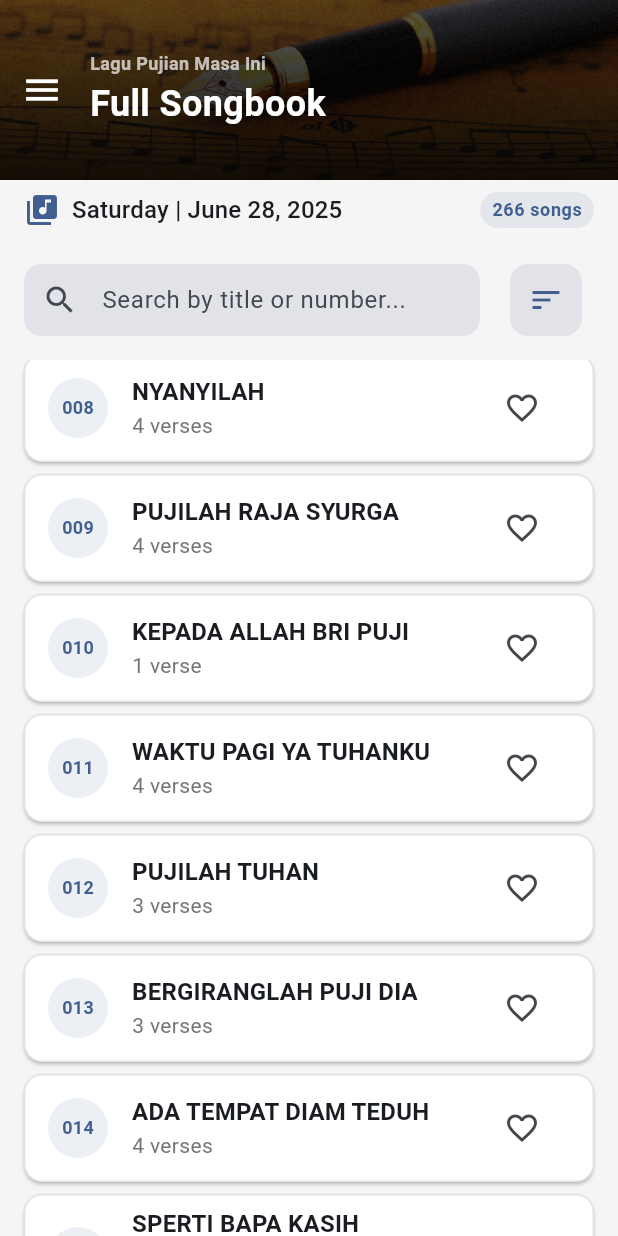
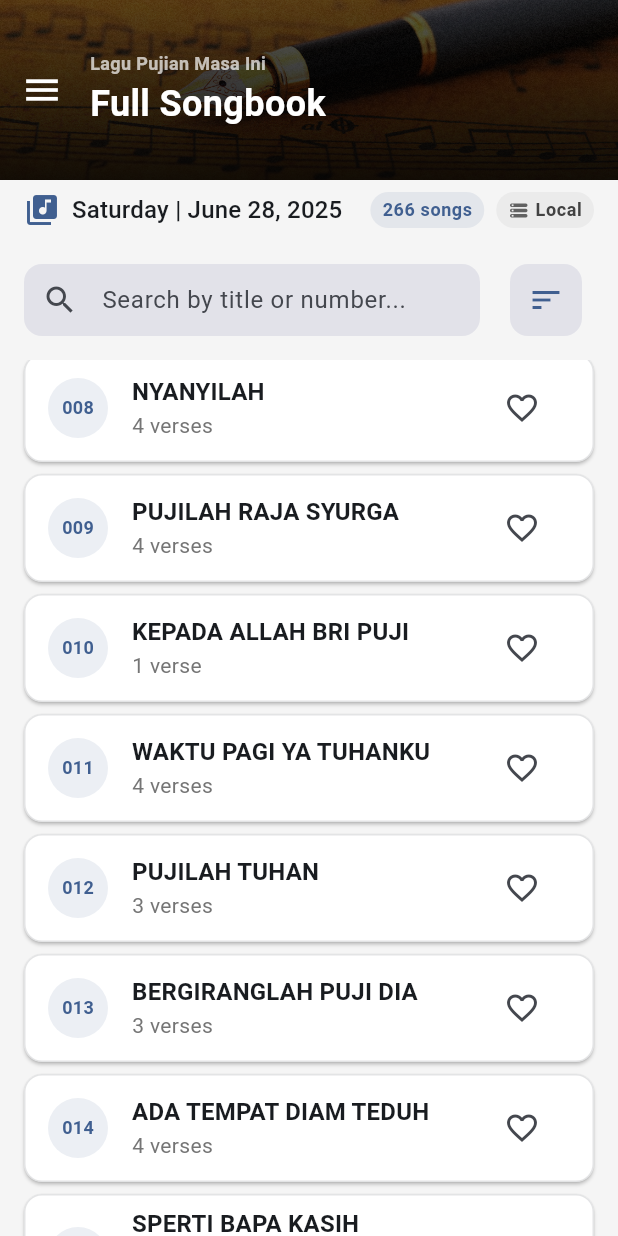
Before and after one commit to heary-aldy/lpmi40, a Flutter app: the MainPage screen opened directly, scrolled down 576 dp, after a tap on the "menu" icon, after a tap on the "sort" icon, on a phone screen of 412 x 824 dp. Run offline on Flutter 3.47's test engine with Material 3 defaults, Android fonts, the phone set to English and light mode, and no system bars; our stand-ins replace cloud_firestore, firebase_analytics, firebase_auth, firebase_core, firebase_database, firebase_remote_config and 3 more; accounts and stored records are empty; network calls fail.

Commit message:
Fixing Firebase

```diff
--- a/lib/src/features/songbook/presentation/pages/main_page.dart
+++ b/lib/src/features/songbook/presentation/pages/main_page.dart
@@ -13,11 +13,7 @@ import 'package:lpmi40/src/features/songbook/repository/song_repository.dart';
 
 class MainPage extends StatefulWidget {
   final String initialFilter;
-
-  const MainPage({
-    super.key,
-    this.initialFilter = 'All',
-  });
+  const MainPage({super.key, this.initialFilter = 'All'});
 
   @override
   State<MainPage> createState() => _MainPageState();
@@ -33,13 +29,9 @@ class _MainPageState extends State<MainPage> {
   bool _isLoading = true;
   late String _activeFilter;
   String _sortOrder = 'Number';
+  bool _isOnline = true; // NEW: State for the indicator
 
   final TextEditingController _searchController = TextEditingController();
-
-  double _fontSize = 16.0;
-  String _fontStyle = 'Roboto';
-  TextAlign _textAlign = TextAlign.left;
-  bool _isDarkMode = false;
 
   @override
   void initState() {
@@ -51,19 +43,7 @@ class _MainPageState extends State<MainPage> {
 
   Future<void> _initialize() async {
     _prefsService = await PreferencesService.init();
-    await _loadSettings();
     await _loadSongs();
-  }
-
-  Future<void> _loadSettings() async {
-    if (mounted) {
-      setState(() {
-        _fontSize = _prefsService.fontSize;
-        _fontStyle = _prefsService.fontStyle;
-        _textAlign = _prefsService.textAlign;
-        _isDarkMode = _prefsService.isDarkMode;
-      });
-    }
   }
 
   Future<void> _loadSongs() async {
@@ -72,20 +52,19 @@ class _MainPageState extends State<MainPage> {
       _isLoading = true;
     });
     try {
-      final results = await Future.wait(
-          [_songRepository.getSongs(), _favoritesRepository.getFavorites()]);
+      // UPDATED: Handle the new SongDataResult
+      final songDataResult = await _songRepository.getSongs();
+      final songs = songDataResult.songs;
+      final isOnline = songDataResult.isOnline;
 
-      // Explicitly cast results to their correct types
-      final songs = results[0] as List<Song>;
-      final favoriteSongNumbers = results[1] as List<String>;
-
+      final favoriteSongNumbers = await _favoritesRepository.getFavorites();
       for (var song in songs) {
         song.isFavorite = favoriteSongNumbers.contains(song.number);
       }
-
       if (mounted) {
         setState(() {
           _songs = songs;
+          _isOnline = isOnline; // Set the status for the UI
           _applyFilters();
           _isLoading = false;
         });
@@ -125,11 +104,9 @@ class _MainPageState extends State<MainPage> {
 
   void _onFilterChanged(String filter) {
     setState(() {
-      if (filter == 'All' || filter == 'Favorites') {
+      if (filter == 'All' || filter == 'Favorites')
         _activeFilter = filter;
-      } else if (filter == 'Alphabet' || filter == 'Number') {
-        _sortOrder = filter;
-      }
+      else if (filter == 'Alphabet' || filter == 'Number') _sortOrder = filter;
     });
     _applyFilters();
   }
@@ -152,16 +129,9 @@ class _MainPageState extends State<MainPage> {
     _applyFilters();
   }
 
-  // FIXED: Navigate to SettingsPage without parameters
   void _navigateToSettingsPage() {
     Navigator.push(
-      context,
-      MaterialPageRoute(
-        builder: (context) => const SettingsPage(), // No parameters needed
-      ),
-    ).then((_) {
-      _loadSettings(); // Reload settings after returning
-    });
+        context, MaterialPageRoute(builder: (context) => const SettingsPage()));
   }
 
   String get _currentDate =>
@@ -169,7 +139,6 @@ class _MainPageState extends State<MainPage> {
 
   @override
   void dispose() {
-    _searchController.removeListener(_applyFilters);
     _searchController.dispose();
     super.dispose();
   }
@@ -206,16 +175,14 @@ class _MainPageState extends State<MainPage> {
               child: Image.asset('assets/images/header_image.png',
                   fit: BoxFit.cover,
                   errorBuilder: (c, e, s) =>
-                    Container(color: Theme.of(context).primaryColor)),
-          ),
+                      Container(color: Theme.of(context).primaryColor))),
           Positioned.fill(
               child: Container(
                   decoration: BoxDecoration(
                       gradient: LinearGradient(colors: [
             Colors.black.withOpacity(0.3),
             Colors.black.withOpacity(0.6)
-            ], begin: Alignment.topCenter, end: Alignment.bottomCenter))),
-          ),
+          ], begin: Alignment.topCenter, end: Alignment.bottomCenter)))),
           Positioned.fill(
             child: Padding(
               padding: EdgeInsets.only(
@@ -251,8 +218,7 @@ class _MainPageState extends State<MainPage> {
                                 color: Colors.white,
                                 fontSize: 24,
                                 fontWeight: FontWeight.bold),
-                          overflow: TextOverflow.ellipsis,
-                        ),
+                            overflow: TextOverflow.ellipsis),
                       ],
                     ),
                   ),
@@ -265,6 +231,7 @@ class _MainPageState extends State<MainPage> {
     );
   }
 
+  // UPDATED: This method now includes the online/offline indicator
   Widget _buildCollectionInfo() {
     return Padding(
       padding: const EdgeInsets.symmetric(horizontal: 16.0, vertical: 8.0),
@@ -284,6 +251,39 @@ class _MainPageState extends State<MainPage> {
                 style: Theme.of(context).textTheme.bodySmall?.copyWith(
                     color: Theme.of(context).primaryColor,
                     fontWeight: FontWeight.w600)),
+          ),
+          const SizedBox(width: 8),
+          _buildStatusIndicator(), // NEW: Status indicator widget
+        ],
+      ),
+    );
+  }
+
+  // NEW: Helper method to build the status indicator chip
+  Widget _buildStatusIndicator() {
+    return Container(
+      padding: const EdgeInsets.symmetric(horizontal: 8, vertical: 4),
+      decoration: BoxDecoration(
+        color:
+            _isOnline ? Colors.green.withAlpha(30) : Colors.grey.withAlpha(30),
+        borderRadius: BorderRadius.circular(12),
+      ),
+      child: Row(
+        mainAxisSize: MainAxisSize.min,
+        children: [
+          Icon(
+            _isOnline ? Icons.cloud_queue_rounded : Icons.storage_rounded,
+            size: 14,
+            color: _isOnline ? Colors.green.shade700 : Colors.grey.shade700,
+          ),
+          const SizedBox(width: 4),
+          Text(
+            _isOnline ? 'Online' : 'Local',
+            style: Theme.of(context).textTheme.bodySmall?.copyWith(
+                  color:
+                      _isOnline ? Colors.green.shade800 : Colors.grey.shade800,
+                  fontWeight: FontWeight.w600,
+                ),
           ),
         ],
       ),
@@ -345,31 +345,30 @@ class _MainPageState extends State<MainPage> {
   }
 
   Widget _buildSongsList() {
-    return ListView.builder(
+    return Expanded(
+      child: ListView.builder(
         padding: const EdgeInsets.symmetric(horizontal: 16),
         itemCount: _filteredSongs.length,
         itemBuilder: (context, index) {
           final song = _filteredSongs[index];
           return SongListItem(
             song: song,
-          onTap: () {
-            Navigator.push(
+            onTap: () => Navigator.push(
                     context,
                     MaterialPageRoute(
-                builder: (context) => SongLyricsPage(
-                  songNumber: song.number,
-                ),
-              ),
-            ).then((_) => _loadSongs());
-          },
+                        builder: (context) =>
+                            SongLyricsPage(songNumber: song.number)))
+                .then((_) => _loadSongs()),
             onFavoritePressed: () => _toggleFavorite(song),
           );
         },
+      ),
     );
   }
 
   Widget _buildEmptyState() {
-    return Center(
+    return Expanded(
+      child: Center(
           child: Padding(
         padding: const EdgeInsets.all(32.0),
         child: Column(mainAxisAlignment: MainAxisAlignment.center, children: [
@@ -384,9 +383,9 @@ class _MainPageState extends State<MainPage> {
               _activeFilter == 'Favorites'
                   ? 'No favorite songs yet'
                   : 'No songs found',
-          style: Theme.of(context).textTheme.titleMedium,
-        ),
+              style: Theme.of(context).textTheme.titleMedium),
         ]),
-    ));
+      )),
+    );
   }
 }
--- a/lib/src/features/songbook/repository/song_repository.dart
+++ b/lib/src/features/songbook/repository/song_repository.dart
@@ -1,12 +1,33 @@
 import 'dart:convert';
-import 'package:flutter/foundation.dart'; // Required for the 'compute' function
+import 'package:flutter/foundation.dart';
 import 'package:flutter/services.dart';
-import 'package:firebase_database/firebase_database.dart';
+import 'package:http/http.dart' as http;
 import 'package:lpmi40/src/features/songbook/models/song_model.dart';
 
-// This function MUST be a top-level function (outside of any class)
-// to be used with the 'compute' function.
-List<Song> _parseSongs(String jsonString) {
+// A wrapper class to hold the fetch result and its status
+class SongDataResult {
+  final List<Song> songs;
+  final bool isOnline;
+
+  SongDataResult({required this.songs, required this.isOnline});
+}
+
+// --- PARSING FUNCTIONS ---
+// These must be top-level functions to be used with the 'compute' isolate.
+
+// This function parses the MAP structure from your live Firebase database
+List<Song> _parseSongsFromMap(String jsonString) {
+  final Map<String, dynamic>? jsonMap = json.decode(jsonString);
+  if (jsonMap == null) return [];
+
+  // Convert the map's values to a list of Song objects
+  return jsonMap.values
+      .map((data) => Song.fromJson(data as Map<String, dynamic>))
+      .toList();
+}
+
+// This function parses the LIST structure from your local lpmi.json
+List<Song> _parseSongsFromList(String jsonString) {
   final List<dynamic> jsonList = json.decode(jsonString);
   return jsonList
       .map((data) => Song.fromJson(data as Map<String, dynamic>))
@@ -14,32 +35,33 @@ List<Song> _parseSongs(String jsonString) {
 }
 
 class SongRepository {
-  final FirebaseDatabase _database = FirebaseDatabase.instance;
+  // Your Firebase Database URL. The .json suffix is required for the REST API.
+  final String _firebaseUrl = 'https://lmpi-c5c5c.firebaseio.com/';
 
-  Future<List<Song>> getSongs() async {
+  Future<SongDataResult> getSongs() async {
     try {
-      final ref = _database.ref('songs');
-      final snapshot = await ref.get();
+      final response = await http.get(Uri.parse(_firebaseUrl));
 
-      if (snapshot.exists && snapshot.value != null) {
-        final List<Song> loadedSongs = [];
-        final data = Map<String, dynamic>.from(snapshot.value as Map);
-        data.forEach((key, value) {
-          final songMap = Map<String, dynamic>.from(value);
-          loadedSongs.add(Song.fromJson(songMap));
-        });
-        return loadedSongs;
+      if (response.statusCode == 200 &&
+          response.body != 'null' &&
+          response.body.isNotEmpty) {
+        print(
+            '[SongRepository] Firebase fetch successful. Using MAP parser for online data.');
+        // Use the Map parser for the live data from Firebase
+        final songs = await compute(_parseSongsFromMap, response.body);
+        return SongDataResult(songs: songs, isOnline: true);
       } else {
-        throw Exception('No data found in Firebase');
+        throw Exception('Server returned an error or empty data.');
       }
     } catch (e) {
-      print('Firebase failed, loading from local assets: $e');
-      final jsonString = await rootBundle.loadString('assets/data/lpmi.json');
-
-      // --- CORRECTED: Use compute to parse in the background ---
-      // This moves the heavy JSON parsing to a separate isolate,
-      // preventing the UI from freezing.
-      return compute(_parseSongs, jsonString);
+      print(
+          '[SongRepository] Firebase fetch failed, loading from local assets. Reason: $e');
+      // If anything fails, use the local backup file
+      final localJsonString =
+          await rootBundle.loadString('assets/data/lpmi.json');
+      // Use the List parser for the local file
+      final songs = await compute(_parseSongsFromList, localJsonString);
+      return SongDataResult(songs: songs, isOnline: false);
     }
   }
 }
```
Also changed, not shown: lib/src/features/songbook/presentation/pages/song_lyrics_page.dart (+9 -15 lines). Lines whose indentation alone changed are shown as unchanged.
